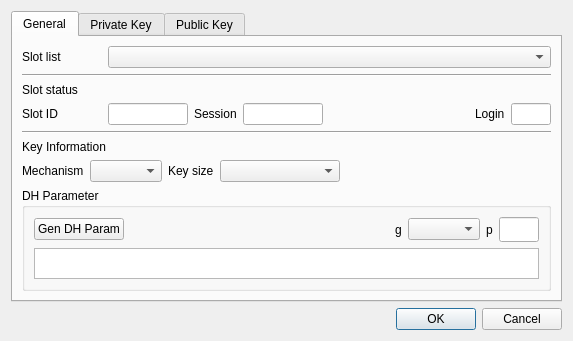
Old version of the form CryptokiMan/gen_key_pair_dlg.ui in the repository jykim74/CryptokiMan.
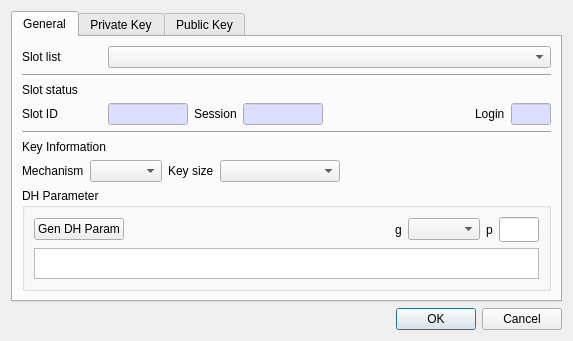
New version of the form.

Commit message: Read Only 입력창 색지정

Diff of the .ui file:
```diff
--- a/CryptokiMan/gen_key_pair_dlg.ui
+++ b/CryptokiMan/gen_key_pair_dlg.ui
@@ -87,6 +87,46 @@
              <height>16777215</height>
             </size>
            </property>
+           <property name="palette">
+            <palette>
+             <active>
+              <colorrole role="Base">
+               <brush brushstyle="SolidPattern">
+                <color alpha="255">
+                 <red>221</red>
+                 <green>221</green>
+                 <blue>255</blue>
+                </color>
+               </brush>
+              </colorrole>
+             </active>
+             <inactive>
+              <colorrole role="Base">
+               <brush brushstyle="SolidPattern">
+                <color alpha="255">
+                 <red>221</red>
+                 <green>221</green>
+                 <blue>255</blue>
+                </color>
+               </brush>
+              </colorrole>
+             </inactive>
+             <disabled>
+              <colorrole role="Base">
+               <brush brushstyle="SolidPattern">
+                <color alpha="255">
+                 <red>240</red>
+                 <green>240</green>
+                 <blue>240</blue>
+                </color>
+               </brush>
+              </colorrole>
+             </disabled>
+            </palette>
+           </property>
+           <property name="readOnly">
+            <bool>true</bool>
+           </property>
           </widget>
          </item>
          <item row="0" column="2">
@@ -104,6 +144,46 @@
              <height>16777215</height>
             </size>
            </property>
+           <property name="palette">
+            <palette>
+             <active>
+              <colorrole role="Base">
+               <brush brushstyle="SolidPattern">
+                <color alpha="255">
+                 <red>221</red>
+                 <green>221</green>
+                 <blue>255</blue>
+                </color>
+               </brush>
+              </colorrole>
+             </active>
+             <inactive>
+              <colorrole role="Base">
+               <brush brushstyle="SolidPattern">
+                <color alpha="255">
+                 <red>221</red>
+                 <green>221</green>
+                 <blue>255</blue>
+                </color>
+               </brush>
+              </colorrole>
+             </inactive>
+             <disabled>
+              <colorrole role="Base">
+               <brush brushstyle="SolidPattern">
+                <color alpha="255">
+                 <red>240</red>
+                 <green>240</green>
+                 <blue>240</blue>
+                </color>
+               </brush>
+              </colorrole>
+             </disabled>
+            </palette>
+           </property>
+           <property name="readOnly">
+            <bool>true</bool>
+           </property>
           </widget>
          </item>
          <item row="0" column="5">
@@ -121,6 +201,46 @@
              <height>16777215</height>
             </size>
            </property>
+           <property name="palette">
+            <palette>
+             <active>
+              <colorrole role="Base">
+               <brush brushstyle="SolidPattern">
+                <color alpha="255">
+                 <red>221</red>
+                 <green>221</green>
+                 <blue>255</blue>
+                </color>
+               </brush>
+              </colorrole>
+             </active>
+             <inactive>
+              <colorrole role="Base">
+               <brush brushstyle="SolidPattern">
+                <color alpha="255">
+                 <red>221</red>
+                 <green>221</green>
+                 <blue>255</blue>
+                </color>
+               </brush>
+              </colorrole>
+             </inactive>
+             <disabled>
+              <colorrole role="Base">
+               <brush brushstyle="SolidPattern">
+                <color alpha="255">
+                 <red>240</red>
+                 <green>240</green>
+                 <blue>240</blue>
+                </color>
+               </brush>
+              </colorrole>
+             </disabled>
+            </palette>
+           </property>
+           <property name="readOnly">
+            <bool>true</bool>
+           </property>
           </widget>
          </item>
          <item row="0" column="0">
```
The commit also changes 22 other files.
